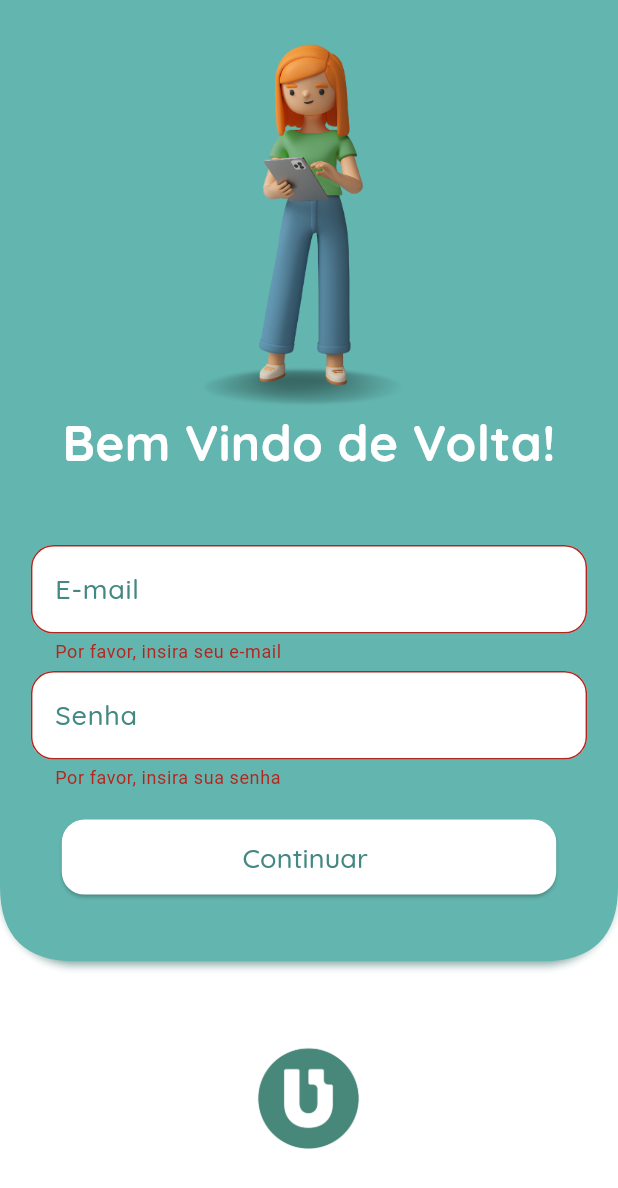
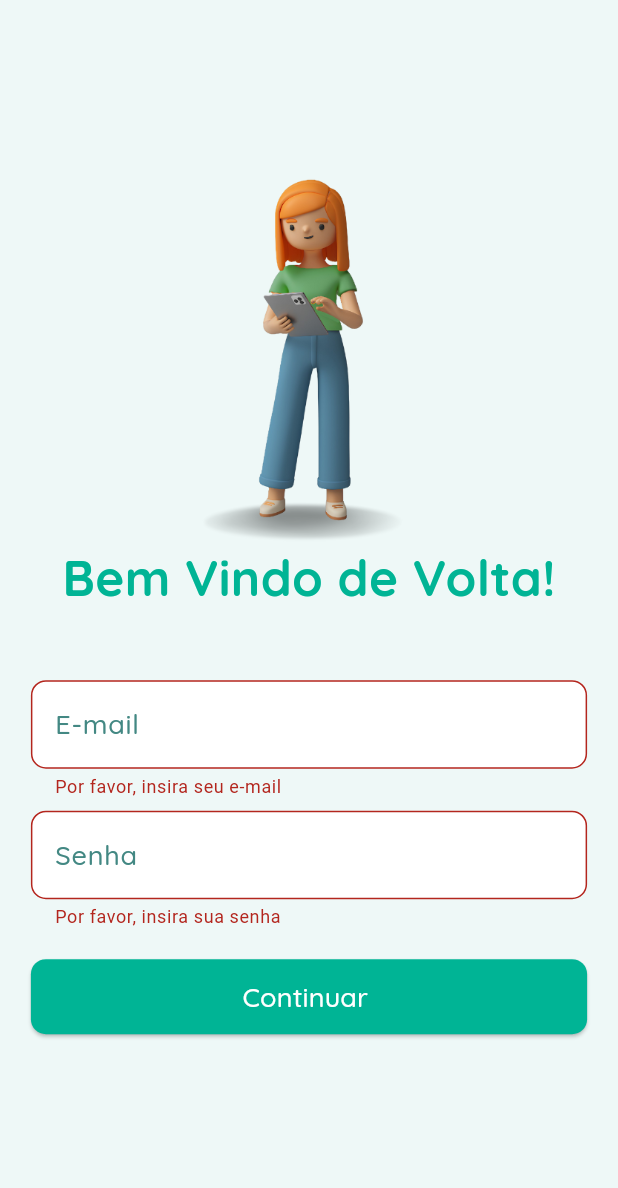
Before and after one commit to FirmianoGit/To-do-tasks-mobile-flutter, a Flutter app: the LoginPage screen opened by its route, after a tap on "Continuar", on a phone screen of 412 x 824 dp. Shown: the top 1188 px of the screen. Run offline on Flutter 3.47's test engine with Material 3 defaults, Android fonts, the phone set to English and light mode, and no system bars; our stand-ins replace dio, freezed_annotation, go_router, shared_preferences; accounts and stored records are empty.

Commit message:
feat: melhorias na tela de login e ajustes de estilo
- Atualizada a cor de fundo da tela de login para 'greenWhite'.
- Ajustado o espaçamento entre os campos de entrada e o botão.
- Modificado o estilo do botão para ter fundo verde e texto branco.
- Reduzido o raio das bordas dos campos de entrada para 10.
- Removido código desnecessário e simplificado a estrutura da tela.

```diff
--- a/financy/lib/ui/LoginView/widget/Class/login_textform_decoration.dart
+++ b/financy/lib/ui/LoginView/widget/Class/login_textform_decoration.dart
@@ -8,13 +8,13 @@ InputDecoration textFormFildDecoration(String? hint) {
     hintStyle: AppTextStyles.buttonText
         .copyWith(color: AppColors.greenLightTwo, fontSize: 18), // Label para o campo
     border: OutlineInputBorder(
-      borderRadius: BorderRadius.circular(15),
+      borderRadius: BorderRadius.circular(10),
     ),
     filled: true,
     fillColor: AppColors.white,
     focusedBorder: OutlineInputBorder(
       // Define a borda quando o campo está focado
-      borderRadius: BorderRadius.circular(15),
+      borderRadius: BorderRadius.circular(10),
       borderSide: const BorderSide(
         color: AppColors.greenLightTwo, // Cor da borda quando focado
         width: 1.0,
@@ -22,7 +22,7 @@ InputDecoration textFormFildDecoration(String? hint) {
     ),
     enabledBorder: OutlineInputBorder(
       // Define a borda quando o campo está focado
-      borderRadius: BorderRadius.circular(15.0),
+      borderRadius: BorderRadius.circular(10.0),
       borderSide: const BorderSide(
         color: AppColors.greenLightTwo, // Cor da borda quando focado
         width: 1.0,
--- a/financy/lib/ui/LoginView/widget/Widget/login_form_section.dart
+++ b/financy/lib/ui/LoginView/widget/Widget/login_form_section.dart
@@ -42,7 +42,7 @@ class _LoginFormSectionState extends State<LoginFormSection> {
                   },
                   style: AppTextStyles.thinText.copyWith(color: Colors.black),
                 ),
-                const SizedBox(height: 5),
+                const SizedBox(height: 8),
                 TextFormField(
                   controller: _senhaController,
                   decoration: textFormFildDecoration('Senha'),
@@ -59,7 +59,7 @@ class _LoginFormSectionState extends State<LoginFormSection> {
           ),
           const SizedBox(height: 20),
           SizedBox(
-            width: screenWidth * 0.8,
+            width: screenWidth ,
             child: ElevatedButton(
               onPressed: () async {
                 final loginViewModel = Provider.of<LoginViewModel>(context, listen: false);
@@ -82,14 +82,15 @@ class _LoginFormSectionState extends State<LoginFormSection> {
                 }
               },
               style: ElevatedButton.styleFrom(
-                foregroundColor: AppColors.greenLightTwo,
+                foregroundColor: AppColors.white,
                 padding: const EdgeInsets.all(12),
-                backgroundColor: AppColors.white,
-                shape: RoundedRectangleBorder(borderRadius: BorderRadius.circular(15.0)),
+                backgroundColor: AppColors.green,
+                shape: RoundedRectangleBorder(borderRadius: BorderRadius.circular(10.0)),
+                enableFeedback: true,
               ),
               child: Text(
                 'Continuar ',
-                style: AppTextStyles.buttonText.copyWith(color: AppColors.greenLightTwo, fontSize: 18),
+                style: AppTextStyles.buttonText.copyWith(color: AppColors.white, fontSize: 18),
               ),
             ),
           ),
--- a/financy/lib/ui/LoginView/widget/Widget/main_container.dart
+++ b/financy/lib/ui/LoginView/widget/Widget/main_container.dart
@@ -1,3 +1,5 @@
+ //TODO: analisar remoção, não utilizado
+
  import 'package:financy_app/ui/core/theme/app_colors.dart';
 import 'package:financy_app/ui/LoginView/widget/Class/bottom_rounded_clipper.dart';
 import 'package:flutter/material.dart';
@@ -23,7 +25,7 @@ Widget buildTopSection({required Widget child}) {
       child: PhysicalModel(
         color: Colors.transparent,
         elevation: 2,
-        shadowColor: AppColors.greenLightOne,
+        shadowColor: AppColors.greenWhite,
         borderRadius: const BorderRadius.only(
           bottomLeft: Radius.circular(50),
           bottomRight: Radius.circular(50),
@@ -38,7 +40,7 @@ Widget buildTopSection({required Widget child}) {
     return ClipPath(
       clipper: BottomRoundedClipper(),
       child: Container(
-        color: AppColors.greenLightOne,
+        color: AppColors.greenWhite,
       ),
     );
   }
--- a/financy/lib/ui/LoginView/widget/login_screen.dart
+++ b/financy/lib/ui/LoginView/widget/login_screen.dart
@@ -1,10 +1,9 @@
+import 'package:financy_app/ui/LoginView/view_model/login_view_model.dart';
+import 'package:financy_app/ui/LoginView/widget/Widget/login_form_section.dart';
 import 'package:financy_app/ui/core/theme/app_colors.dart';
 import 'package:financy_app/ui/core/theme/app_text_styles.dart';
-import 'package:financy_app/ui/LoginView/widget/Widget/login_form_section.dart';
-import 'package:financy_app/ui/LoginView/widget/Widget/main_container.dart';
 import 'package:flutter/material.dart';
 import 'package:provider/provider.dart';
-import 'package:financy_app/ui/LoginView/view_model/login_view_model.dart';
 
 class LoginPage extends StatelessWidget {
   const LoginPage({super.key});
@@ -16,13 +15,9 @@ class LoginPage extends StatelessWidget {
 
     return Scaffold(
       resizeToAvoidBottomInset: false, // Evita que o layout ajuste com o teclado
-      backgroundColor: AppColors.white,
-      body: Column(
-        children: [
-          Expanded(
-            flex: 70, // Ajuste a proporção conforme necessário
-            child: buildTopSection(
-              child: SingleChildScrollView(
+      backgroundColor: AppColors.greenWhite,
+      body: Center(
+        child: SingleChildScrollView(
                 child: Column(
                   // Centraliza o conteúdo verticalmente
                   children: [ // Ajuste o espaçamento acima do texto
@@ -36,7 +31,7 @@ class LoginPage extends StatelessWidget {
                     Text(
                       'Bem Vindo de Volta!',
                       style: AppTextStyles.bigText.copyWith(
-                        color: AppColors.white,
+                        color: AppColors.green,
                         fontSize: screenWidth *
                             0.08, // Ajuste o tamanho da fonte proporcionalmente
                       ),
@@ -51,16 +46,6 @@ class LoginPage extends StatelessWidget {
                   ],
                 ),
               ),
-            ),
-          ),
-          Expanded(
-            flex: 20, // Ajuste a proporção conforme necessário
-            child:  Image.asset('assets/images/unifagoc_logo_verde.png',
-            height: screenHeight * 0.2,
-            width: screenWidth * 0.2,
-            ), // Espaço fixo no fundo
-          ),
-        ],
       ),
     );
   }
```
